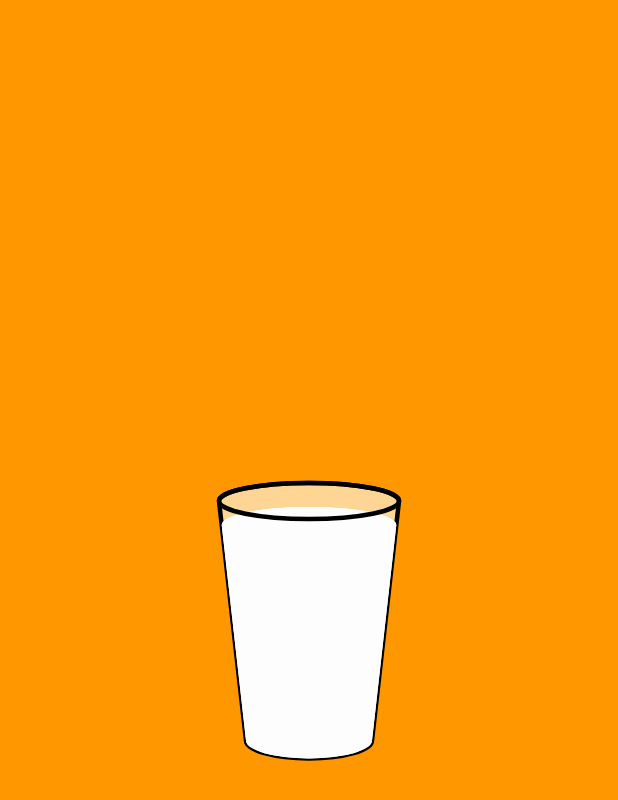
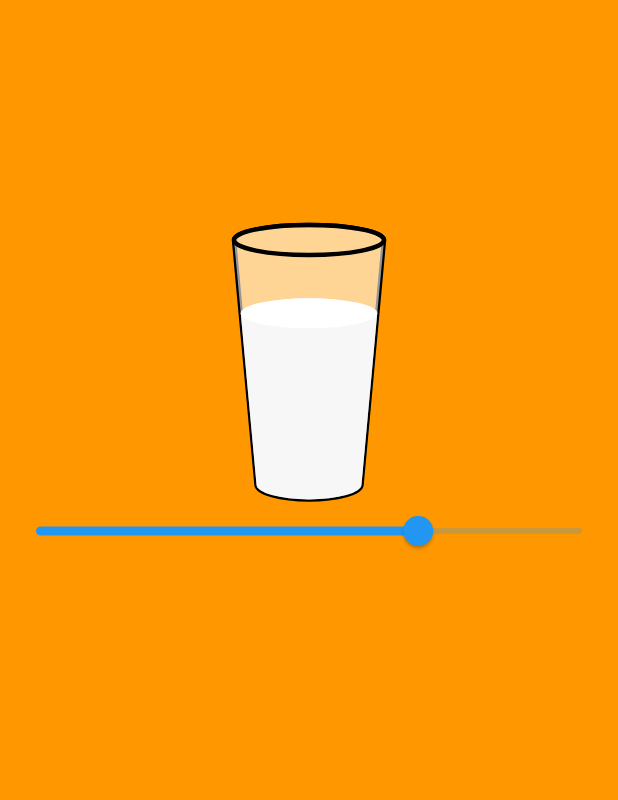
Before and after one commit to OzanOcak/simp_anim_01, a Flutter app: the screen it shows after launch, on a phone screen of 412 x 824 dp. Shown: the top 800 px of the screen. Run offline on Flutter 3.47's test engine with Material 2 defaults, Android fonts, the phone set to English and light mode, and no system bars.

```diff
--- a/lib/main.dart
+++ b/lib/main.dart
@@ -24,19 +24,32 @@ class GlassOfLiquidDemo extends StatefulWidget {
 }
 
 class _GlassOfLiquidState extends State<GlassOfLiquidDemo> {
+  double fullnessRatio = 0.7;
   @override
   Widget build(BuildContext context) {
     return Scaffold(
       backgroundColor: Colors.orange,
-      body: Center(
-        child: Container(
-          //color: Colors.yellow,
-          width: 120,
-          height: 180,
-          child: CustomPaint(
-              painter:
-                  GlassOfLiquid(skew: 0.2, topBottomRatio: 0.7, fullness: 0.9)),
-        ),
+      body: Column(
+        children: [
+          SizedBox(height: 150),
+          Center(
+            child: Container(
+              //color: Colors.yellow,
+              width: 100,
+              height: 180,
+              child: CustomPaint(
+                  painter: GlassOfLiquid(
+                      skew: 0.2, topBottomRatio: 0.7, fullness: fullnessRatio)),
+            ),
+          ),
+          Slider(
+              value: fullnessRatio,
+              onChanged: (newValue) {
+                setState(() {
+                  this.fullnessRatio = newValue;
+                });
+              })
+        ],
       ),
     );
   }
@@ -69,11 +82,11 @@ class GlassOfLiquid extends CustomPainter {
     );
 
     Paint milkColor = Paint()
-      ..color = Colors.white
+      ..color = Color.fromARGB(255, 235, 235, 235)
       ..style = PaintingStyle.fill;
 
     Paint milkTopLiquid = Paint()
-      ..color = Color.fromARGB(255, 253, 253, 253)
+      ..color = Colors.white
       ..style = PaintingStyle.fill;
 
     Rect liquidTop = Rect.lerp(bottom, top, fullness);
@@ -92,12 +105,12 @@ class GlassOfLiquid extends CustomPainter {
       ..arcTo(bottom, 0, pi, true)
       ..lineTo(liquidTop.left, liquidTop.top + liquidTop.height * .5);
 
-    canvas.drawPath(cupPath, glass);
     canvas.drawPath(cupPath, edges);
 
     canvas.drawPath(liquidPath, milkColor);
-    canvas.drawPath(liquidPath, milkTopLiquid);
+    canvas.drawOval(liquidTop, milkTopLiquid);
 
+    canvas.drawPath(cupPath, glass);
     canvas.drawOval(top, edges);
 
     //canvas.drawOval(top, glass);
@@ -105,7 +118,8 @@ class GlassOfLiquid extends CustomPainter {
   }
 
   @override
-  bool shouldRepaint(covariant CustomPainter oldDelegate) {
-    return true;
-  }
+  bool shouldRepaint(GlassOfLiquid old) =>
+      old.fullness != fullness ||
+      old.skew != skew ||
+      old.topBottomRatio != topBottomRatio;
 }
```
